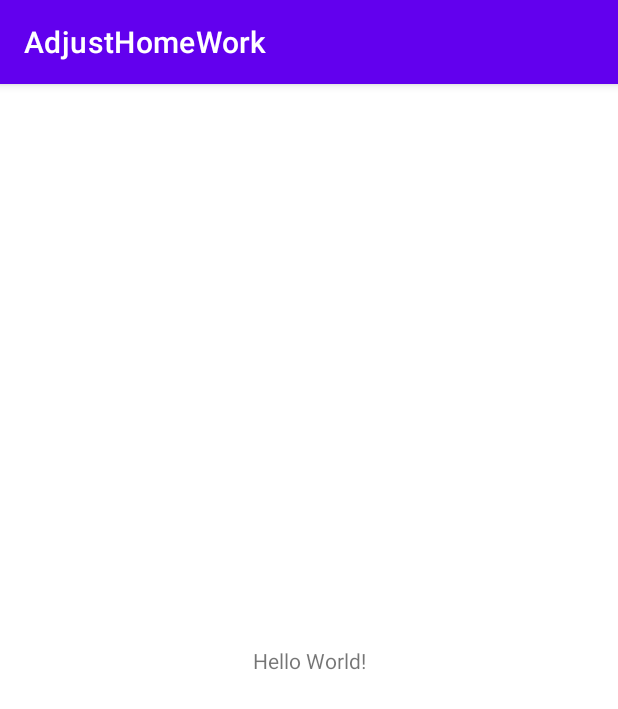
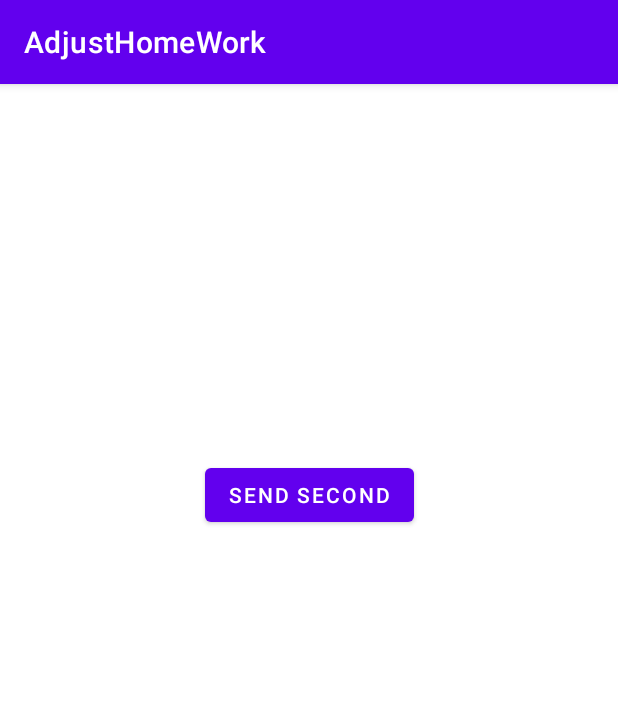
Before and after one commit to ehsan323/EventSender, an Android app: the screen it shows after launch (MainActivity), on a phone screen of 412 x 824 dp. Shown: the top 709 px of the screen. Run offline under Robolectric (Android 15) with nearby library versions, the phone set to English and light mode, and no system bars.

Commit message:
add mvp architecture

```diff
--- a/app/src/main/AndroidManifest.xml
+++ b/app/src/main/AndroidManifest.xml
@@ -10,7 +10,7 @@
         android:supportsRtl="true"
         android:theme="@style/Theme.AdjustHomeWork">
         <activity
-            android:name=".MainActivity"
+            android:name=".view.MainActivity"
             android:exported="true">
             <intent-filter>
                 <action android:name="android.intent.action.MAIN" />
--- a/app/src/main/java/com/adjust/adjusthomework/MainActivity.java
+++ /dev/null
@@ -1,14 +0,0 @@
-package com.adjust.adjusthomework;
-
-import androidx.appcompat.app.AppCompatActivity;
-
-import android.os.Bundle;
-
-public class MainActivity extends AppCompatActivity {
-
-    @Override
-    protected void onCreate(Bundle savedInstanceState) {
-        super.onCreate(savedInstanceState);
-        setContentView(R.layout.activity_main);
-    }
-}
--- /dev/null
+++ b/app/src/main/java/com/adjust/adjusthomework/base/BaseActivity.java
@@ -0,0 +1,51 @@
+package com.adjust.adjusthomework.base;
+
+import android.content.SharedPreferences;
+import android.os.Bundle;
+import android.view.View;
+import android.widget.ProgressBar;
+import android.widget.Toast;
+
+import androidx.annotation.Nullable;
+import androidx.appcompat.app.AppCompatActivity;
+
+public abstract class BaseActivity extends AppCompatActivity implements BaseContract.BaseView {
+
+    protected SharedPreferences sharedPreferences;
+
+    @Override
+    protected void onCreate(@Nullable Bundle savedInstanceState) {
+        super.onCreate(savedInstanceState);
+        sharedPreferences = getSharedPreferences("MySharedPref", MODE_PRIVATE);
+    }
+
+    @Override
+    public void showLoading(Boolean show) {
+
+    }
+
+    @Override
+    public void showError(int message) {
+
+    }
+
+    @Override
+    public void showError(String message) {
+        getProgressBar().setVisibility(View.GONE);
+        Toast.makeText(this, message, Toast.LENGTH_SHORT).show();
+    }
+
+    @Override
+    public void showMessage(int message) {
+
+    }
+
+    @Override
+    public void showMessage(String message) {
+        getProgressBar().setVisibility(View.GONE);
+        Toast.makeText(this, message, Toast.LENGTH_SHORT).show();
+    }
+
+    public abstract ProgressBar getProgressBar();
+
+}
--- /dev/null
+++ b/app/src/main/java/com/adjust/adjusthomework/base/BaseContract.java
@@ -0,0 +1,36 @@
+package com.adjust.adjusthomework.base;
+
+public interface BaseContract {
+
+    interface BasePresenter<V> {
+        void detach();
+    }
+
+    /**
+     * SDK Base View Contract
+     */
+    interface BaseView {
+        /**
+         * show or hide Loading
+         *
+         * @param show for showing pass true else pass false
+         */
+        void showLoading(Boolean show);
+
+        /**
+         * show Error to user
+         */
+        void showError(int message);
+
+        void showError(String message);
+
+        /**
+         * show Message To user
+         */
+        void showMessage(int message);
+
+        void showMessage(String message);
+
+
+    }
+}
--- /dev/null
+++ b/app/src/main/java/com/adjust/adjusthomework/view/MainContract.java
@@ -0,0 +1,23 @@
+package com.adjust.adjusthomework.view;
+
+import android.content.SharedPreferences;
+
+import com.adjust.adjusthomework.base.BaseContract;
+import com.adjust.adjusthomework.data.model.SecondResponse;
+
+public interface MainContract {
+
+    interface View extends BaseContract.BaseView {
+        void showResult(SecondResponse second);
+        void fadeProgressBar();
+    }
+
+    interface Presenter extends BaseContract.BasePresenter<View> {
+        void sendSelectedSecond(Integer second);
+        void sendSecondToServer(Integer... seconds);
+        boolean secondIsValidForSending(int second);
+        void cacheQueueValues(SharedPreferences sharedPreferences);
+        void loadAndHandleCachedQueues(SharedPreferences sharedPreferences);
+    }
+
+}
--- a/app/src/main/res/layout/activity_main.xml
+++ b/app/src/main/res/layout/activity_main.xml
@@ -4,15 +4,50 @@
     xmlns:tools="http://schemas.android.com/tools"
     android:layout_width="match_parent"
     android:layout_height="match_parent"
-    tools:context=".MainActivity">
+    tools:context=".view.MainActivity">
+
+
+    <ProgressBar
+        android:visibility="gone"
+        android:id="@+id/progressBar"
+        android:layout_width="wrap_content"
+        android:layout_height="wrap_content"
+        app:layout_constraintBottom_toTopOf="@+id/button"
+        app:layout_constraintEnd_toEndOf="parent"
+        app:layout_constraintStart_toStartOf="parent"
+        app:layout_constraintTop_toTopOf="parent" />
+
+
+    <Button
+        android:layout_marginTop="250dp"
+        android:id="@+id/button"
+        android:layout_width="wrap_content"
+        android:layout_height="wrap_content"
+        android:text="Send Second"
+        app:layout_constraintEnd_toEndOf="parent"
+        app:layout_constraintStart_toStartOf="parent"
+        app:layout_constraintTop_toTopOf="parent" />
 
     <TextView
+        android:textSize="20dp"
+        android:id="@+id/textView"
         android:layout_width="wrap_content"
         android:layout_height="wrap_content"
-        android:text="Hello World!"
-        app:layout_constraintBottom_toBottomOf="parent"
-        app:layout_constraintLeft_toLeftOf="parent"
-        app:layout_constraintRight_toRightOf="parent"
-        app:layout_constraintTop_toTopOf="parent" />
+        android:layout_marginTop="30dp"
+        tools:text="555555555555"
+        app:layout_constraintEnd_toEndOf="parent"
+        app:layout_constraintStart_toStartOf="parent"
+        app:layout_constraintTop_toBottomOf="@+id/button" />
+
+    <TextView
+        android:textSize="20dp"
+        android:id="@+id/textView2"
+        android:layout_marginTop="30dp"
+        android:layout_width="wrap_content"
+        android:layout_height="wrap_content"
+        tools:text="333333333"
+        app:layout_constraintEnd_toEndOf="parent"
+        app:layout_constraintStart_toStartOf="parent"
+        app:layout_constraintTop_toBottomOf="@+id/textView" />
 
 </androidx.constraintlayout.widget.ConstraintLayout>
```
Also changed, not shown: app/src/main/java/com/adjust/adjusthomework/base/BasePresenter.java (added, +19 -0 lines), app/src/main/java/com/adjust/adjusthomework/data/model/SecondResponse.java (added, +23 -0 lines), app/src/main/java/com/adjust/adjusthomework/data/repository/AdjustSecondRepository.java (added, +7 -0 lines), app/src/main/java/com/adjust/adjusthomework/view/MainActivity.java (added, +59 -0 lines), app/src/main/java/com/adjust/adjusthomework/view/MainPresenter.java (added, +53 -0 lines).
